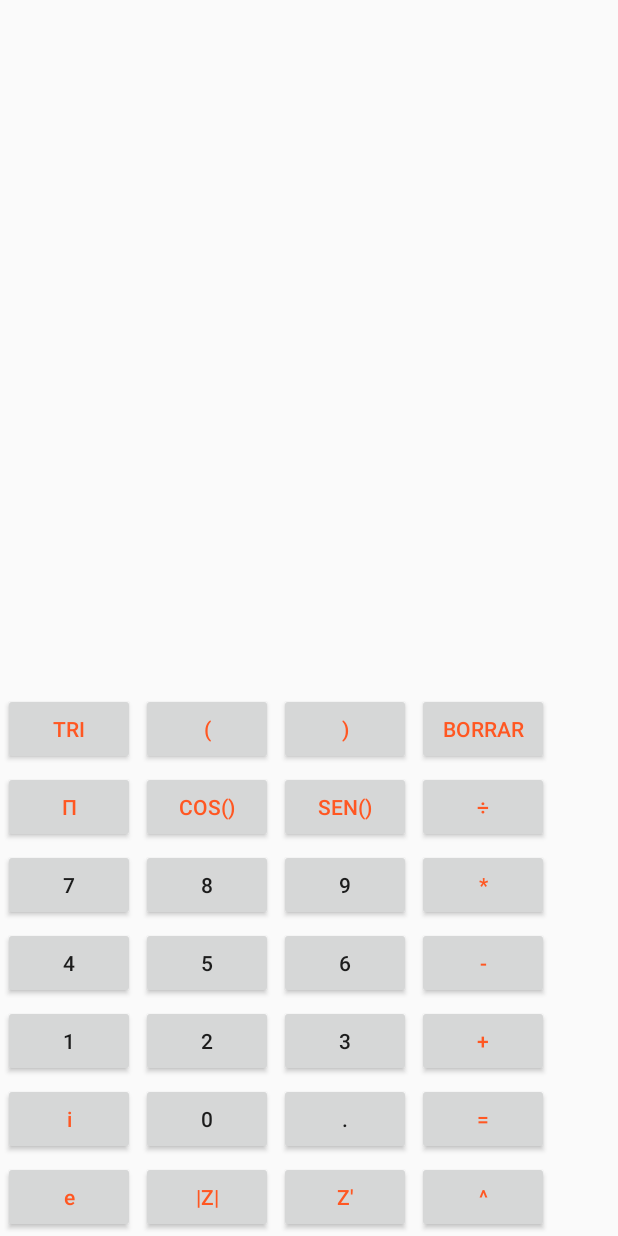
After one commit to MonneSilva/Calculadora_Mate_Av, an Android app: the layout activity_inicio.xml on its own in the app's theme, with its tools: preview values and no code run, on a phone screen of 412 x 824 dp. The commit adds this screen. Run offline under Robolectric (Android 15) with nearby library versions, the phone set to English and light mode, and no system bars.

Commit message:
Layout y graficador

```diff
--- a/app/src/main/AndroidManifest.xml
+++ b/app/src/main/AndroidManifest.xml
@@ -9,13 +9,15 @@
         android:roundIcon="@mipmap/ic_launcher_round"
         android:supportsRtl="true"
         android:theme="@style/AppTheme">
-        <activity android:name=".MainActivity">
+        <activity android:name=".Inicio">
+
             <intent-filter>
                 <action android:name="android.intent.action.MAIN" />
 
                 <category android:name="android.intent.category.LAUNCHER" />
             </intent-filter>
         </activity>
+        <activity android:name=".MainActivity"></activity>
     </application>
 
 </manifest>
--- /dev/null
+++ b/app/src/main/java/com/example/montserratsilva/calculadora_mate_av/Complejo.java
@@ -0,0 +1,77 @@
+package com.example.montserratsilva.calculadora_mate_av;
+
+public class Complejo {
+    private double x;//Parte Real
+    private double y;//Parte Imganianria
+
+    public Complejo()
+    {
+        this.x=0;
+        this.y=0;
+    }
+    public Complejo(float x,float y,int tipo) {
+        if(tipo==0)  //Forma algébraica
+        {
+            this.x = x;
+            this.y = y;
+        }
+        if(tipo==1)  //Forma trigonometrica
+        {
+            this.x = x;// r
+            this.y = y;// teta
+        }
+
+
+    }
+
+    public double getX() {
+        return x;
+    }
+
+    public void setX(double x) {
+        this.x = x;
+    }
+
+    public double getY() {
+        return y;
+    }
+
+    public void setY(double y) {
+        this.y = y;
+    }
+
+    public Complejo(float teta) {//forma de euler
+
+
+
+    }
+    public Complejo Suma(Complejo A, Complejo B)
+    {
+        Complejo Res= new Complejo();
+        Res.setX(A.getX()+B.getX());
+        Res.setY(A.getY()+B.getY());
+        return Res;
+    }
+    public Complejo Resta(Complejo A, Complejo B)
+    {
+        Complejo Res= new Complejo();
+        Res.setX(A.getX()-B.getX());
+        Res.setY(A.getY()-B.getY());
+        return Res;
+    }
+    public Complejo Multiplicacion(Complejo A, Complejo B)
+    {
+        Complejo Res= new Complejo();
+        Res.setX((A.getX()*B.getX())-(A.getY()*B.getY()));
+        Res.setY((A.getX()*B.getY())+(B.getX()*A.getY()));
+        return Res;
+    }
+    public Complejo Division(Complejo A, Complejo B)
+    {
+        Complejo Res= new Complejo();
+        double div=(Math.pow(2,A.getX())+Math.pow(2,B.getY()));
+        Res.setX(((A.getX()*B.getX())+(A.getY()*B.getY()))/div);
+        Res.setY((A.getX()*B.getY())/div);
+        return Res;
+    }
+}
--- /dev/null
+++ b/app/src/main/java/com/example/montserratsilva/calculadora_mate_av/Inicio.java
@@ -0,0 +1,13 @@
+package com.example.montserratsilva.calculadora_mate_av;
+
+import android.support.v7.app.AppCompatActivity;
+import android.os.Bundle;
+
+public class Inicio extends AppCompatActivity {
+
+    @Override
+    protected void onCreate(Bundle savedInstanceState) {
+        super.onCreate(savedInstanceState);
+        setContentView(R.layout.activity_inicio);
+    }
+}
--- a/app/src/main/java/com/example/montserratsilva/calculadora_mate_av/MainActivity.java
+++ b/app/src/main/java/com/example/montserratsilva/calculadora_mate_av/MainActivity.java
@@ -8,22 +8,21 @@ import com.jjoe64.graphview.series.DataPoint;
 import com.jjoe64.graphview.series.LineGraphSeries;
 
 public class MainActivity extends AppCompatActivity {
-LineGraphSeries<DataPoint> series;
+    LineGraphSeries<DataPoint> series;
+
     @Override
     protected void onCreate(Bundle savedInstanceState) {
         super.onCreate(savedInstanceState);
         setContentView(R.layout.activity_main);
-        double x,y;
-        x=0;
-        GraphView grap = findViewById(R.id.grap1);
+        double x, y;
+        x = 0;
 
-        series= new LineGraphSeries<DataPoint>();
-        for (int i =0; i<500; i++)
-        {
-            x=8;
-            y=2;
-            series.appendData(new DataPoint(x,y),true,500);
-        }
-        grap.addSeries(series);
+        GraphView graph = (GraphView) findViewById(R.id.grap1);
+        LineGraphSeries<DataPoint> series = new LineGraphSeries<>(new DataPoint[]{
+                new DataPoint(0, 1),
+                new DataPoint(1, 5),
+                new DataPoint(2, 3)
+        });
+        graph.addSeries(series);
     }
 }
--- /dev/null
+++ b/app/src/main/res/layout/activity_inicio.xml
@@ -0,0 +1,223 @@
+<RelativeLayout
+    xmlns:android="http://schemas.android.com/apk/res/android"
+    android:layout_width="match_parent"
+    android:layout_height="match_parent"
+    android:layout_alignParentStart="true"
+    android:layout_alignParentTop="true"
+    android:orientation="vertical"
+    android:layout_alignParentLeft="true"
+    android:textColor="#FF5722">
+
+    <TextView
+        android:id="@+id/Etiqueta"
+        android:layout_width="match_parent"
+        android:layout_height="wrap_content"
+        android:layout_above="@+id/gridLayout"
+        android:layout_marginBottom="14dp"
+        android:height="100dp"
+        android:textAlignment="textEnd"
+        android:textColor="#F5F5F5"
+        android:textSize="35dp"
+        android:layout_centerHorizontal="true"
+        android:layout_gravity="end"
+        />
+
+    <GridLayout
+        android:id="@+id/gridLayout"
+        android:layout_width="wrap_content"
+        android:layout_height="wrap_content"
+        android:layout_alignParentBottom="true"
+        android:layout_alignParentStart="true"
+        android:layout_gravity="center"
+        android:columnCount="4"
+        android:orientation="horizontal"
+        android:padding="0dp"
+        android:rowCount="6"
+        android:layout_alignParentLeft="true">
+
+        <Button
+            android:id="@+id/Type"
+            android:layout_margin="2dp"
+            android:text="Tri"
+            android:textColor="#FF5722" />
+        <Button
+            android:id="@+id/Pa1"
+            android:layout_margin="2dp"
+            android:text="("
+            android:textColor="#FF5722" />
+        <Button
+            android:id="@+id/Pa2"
+            android:layout_margin="2dp"
+
+            android:text=")"
+            android:textColor="#FF5722" />
+
+
+        <Button
+            android:id="@+id/Delete"
+
+            android:layout_margin="2dp"
+            android:text="Borrar"
+            android:textColor="#FF5722" />
+
+        <Button
+            android:id="@+id/Pi"
+            android:layout_margin="2dp"
+            android:text="π"
+            android:textColor="#FF5722" />
+
+        <Button
+            android:id="@+id/Divide"
+            android:layout_margin="2dp"
+            android:text="cos()"
+            android:textColor="#FF5722" />
+
+        <Button
+            android:id="@+id/Multiplica"
+            android:layout_margin="2dp"
+            android:text="sen()"
+            android:textColor="#FF5722" />
+
+
+        <Button
+            android:id="@+id/Entre"
+
+            android:layout_margin="2dp"
+            android:text="÷"
+            android:textColor="#FF5722" />
+
+        <Button
+            android:id="@+id/Siete"
+            android:layout_margin="2dp"
+
+            android:text="7"
+            />
+
+        <Button
+            android:id="@+id/Ocho"
+            android:layout_margin="2dp"
+
+            android:text="8"
+              />
+
+        <Button
+            android:id="@+id/Nueve"
+            android:layout_margin="2dp"
+
+            android:text="9"
+             />
+
+        <Button
+            android:id="@+id/Por"
+            android:layout_margin="2dp"
+
+            android:text="*"
+            android:textColor="#FF5722" />
+
+        <Button
+            android:id="@+id/Cuatro"
+            android:layout_margin="2dp"
+
+            android:text="4"
+              />
+
+        <Button
+            android:id="@+id/Cinco"
+            android:layout_margin="2dp"
+
+            android:text="5"
+              />
+
+        <Button
+            android:id="@+id/Seis"
+            android:layout_margin="2dp"
+
+            android:text="6"
+              />
+
+        <Button
+            android:id="@+id/Menos"
+            android:layout_margin="2dp"
+            android:text="-"
+            android:textColor="#FF5722" />
+
+        <Button
+            android:id="@+id/Uno"
+            android:layout_margin="2dp"
+
+            android:text="1"
+              />
+
+        <Button
+            android:id="@+id/Dos"
+            android:layout_margin="2dp"
+
+            android:text="2"
+             />
+
+        <Button
+            android:id="@+id/Tres"
+            android:layout_margin="2dp"
+            android:text="3"
+              />
+
+        <Button
+            android:id="@+id/Mas"
+            android:layout_gravity="fill"
+            android:layout_margin="2dp"
+            android:text="+"
+            android:textColor="#FF5722" />
+        <Button
+            android:id="@+id/i"
+            android:layout_gravity="fill"
+            android:layout_margin="2dp"
+            android:textAllCaps="false"
+            android:text="i"
+            android:textColor="#FF5722" />
+
+        <Button
+            android:id="@+id/Cero"
+            android:layout_gravity="fill"
+            android:layout_margin="2dp"
+            android:text="0"
+             />
+        <Button
+            android:id="@+id/Punto"
+            android:layout_gravity="fill"
+            android:layout_margin="2dp"
+            android:text="."
+            />
+
+        <Button
+            android:id="@+id/Igual"
+            android:layout_margin="2dp"
+
+            android:text="="
+            android:textColor="#FF5722" />
+         <Button
+            android:id="@+id/EXP"
+            android:layout_margin="2dp"
+             android:textAllCaps="false"
+            android:text="e"
+            android:textColor="#FF5722" />
+        <Button
+            android:id="@+id/Mod"
+            android:layout_margin="2dp"
+            android:text="|z|"
+            android:textColor="#FF5722" />
+        <Button
+            android:id="@+id/Com"
+            android:layout_margin="2dp"
+            android:text="z'"
+            android:textColor="#FF5722" />
+
+
+
+        <Button
+            android:id="@+id/Hat"
+
+            android:layout_margin="2dp"
+            android:text="^"
+            android:textColor="#FF5722" />
+    </GridLayout>
+</RelativeLayout>
```
